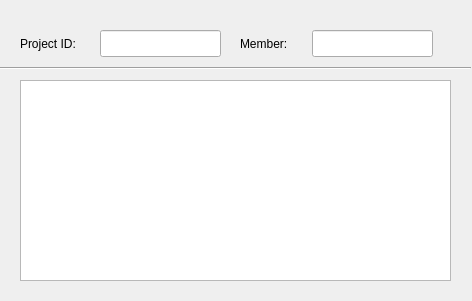
This is d2/projectdesc.ui in forshakuras/3004 as Qt 5 draws it before an edit. The edited form follows.
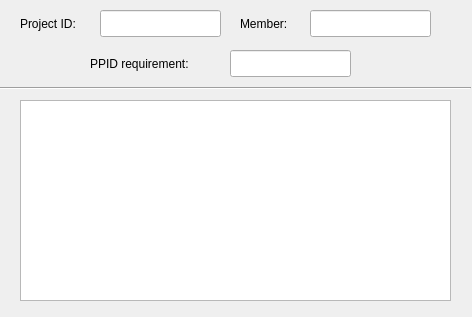
This is the edited form.

Diff of the .ui file:
```diff
--- a/d2/projectdesc.ui
+++ b/d2/projectdesc.ui
@@ -7,7 +7,7 @@
     <x>0</x>
     <y>0</y>
     <width>472</width>
-    <height>301</height>
+    <height>317</height>
    </rect>
   </property>
   <property name="windowTitle">
@@ -17,7 +17,7 @@
    <property name="geometry">
     <rect>
      <x>20</x>
-     <y>35</y>
+     <y>15</y>
      <width>71</width>
      <height>17</height>
     </rect>
@@ -30,7 +30,7 @@
    <property name="geometry">
     <rect>
      <x>0</x>
-     <y>60</y>
+     <y>80</y>
      <width>471</width>
      <height>16</height>
     </rect>
@@ -43,7 +43,7 @@
    <property name="geometry">
     <rect>
      <x>20</x>
-     <y>80</y>
+     <y>100</y>
      <width>431</width>
      <height>201</height>
     </rect>
@@ -56,7 +56,7 @@
    <property name="geometry">
     <rect>
      <x>100</x>
-     <y>30</y>
+     <y>10</y>
      <width>121</width>
      <height>27</height>
     </rect>
@@ -69,7 +69,7 @@
    <property name="geometry">
     <rect>
      <x>240</x>
-     <y>35</y>
+     <y>15</y>
      <width>67</width>
      <height>17</height>
     </rect>
@@ -81,8 +81,8 @@
   <widget class="QLineEdit" name="member">
    <property name="geometry">
     <rect>
-     <x>312</x>
-     <y>30</y>
+     <x>310</x>
+     <y>10</y>
      <width>121</width>
      <height>27</height>
     </rect>
@@ -91,6 +91,29 @@
     <bool>true</bool>
    </property>
   </widget>
+  <widget class="QLabel" name="label_3">
+   <property name="geometry">
+    <rect>
+     <x>90</x>
+     <y>55</y>
+     <width>141</width>
+     <height>17</height>
+    </rect>
+   </property>
+   <property name="text">
+    <string>PPID requirement:</string>
+   </property>
+  </widget>
+  <widget class="QLineEdit" name="ppid">
+   <property name="geometry">
+    <rect>
+     <x>230</x>
+     <y>50</y>
+     <width>121</width>
+     <height>27</height>
+    </rect>
+   </property>
+  </widget>
  </widget>
  <resources/>
  <connections/>
```
